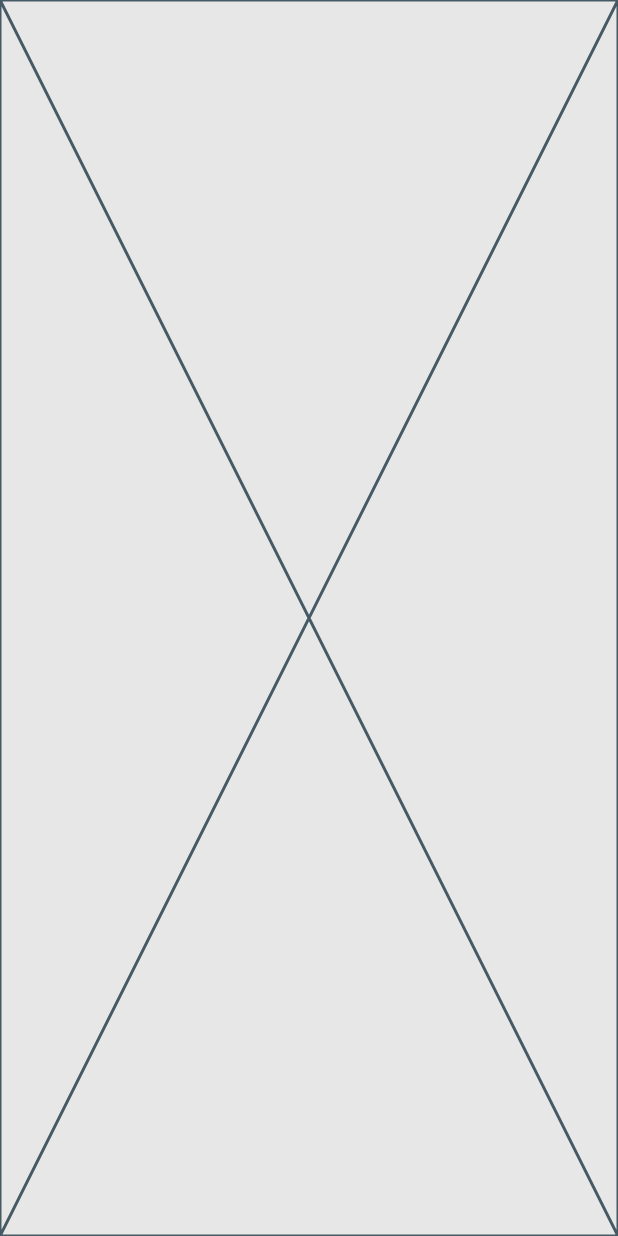
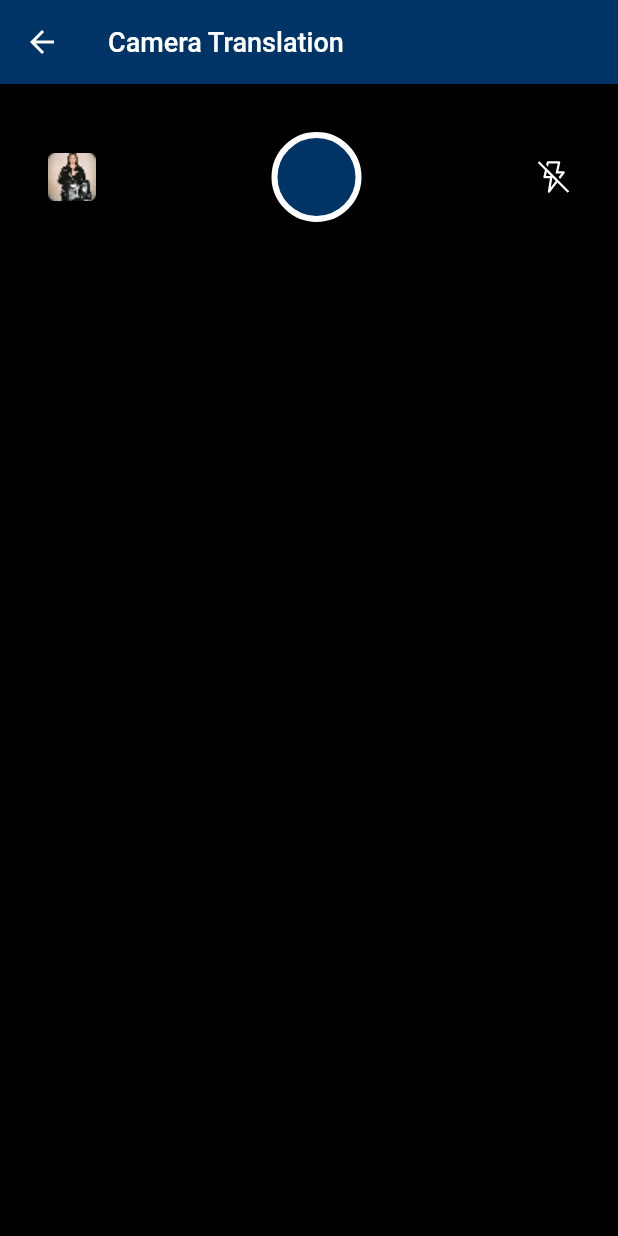
Before and after one commit to DamisolaT/sca-translator-app, a Flutter app: the screen it shows after launch, on a phone screen of 412 x 824 dp. Run offline on Flutter 3.47's test engine with Material 3 defaults, Android fonts, the phone set to English and light mode, and no system bars; our stand-ins replace flutter_svg.

Commit message:
added camera screen

```diff
--- a/lib/config/route_strings.dart
+++ b/lib/config/route_strings.dart
@@ -3,4 +3,5 @@ class AppRouteStrings {
   static const String splashScreen = "/splash_screen";
   static const String homeScreen = "/home_screen";
   static const String voiceConversationScreen = "/voice_conversation_screen";
+  static const String cameraTranslationScreen = "/camera_translation_screen";
 }
--- a/lib/config/routes.dart
+++ b/lib/config/routes.dart
@@ -1,5 +1,6 @@
 import 'package:flutter/cupertino.dart';
 import 'package:sca_translator_app/config/route_strings.dart';
+import 'package:sca_translator_app/features/screens/camera_translation/camera_translation_screen.dart';
 import 'package:sca_translator_app/features/screens/home/home_screen.dart';
 import 'package:sca_translator_app/features/screens/voice_conversation/voice_conversation_screen.dart';
 
@@ -16,6 +17,8 @@ class AppRouter {
         return CupertinoPageRoute(builder: (_) => HomeScreen());
       case AppRouteStrings.voiceConversationScreen:
         return CupertinoPageRoute(builder: (_) => VoiceConversationScreen());
+      case AppRouteStrings.cameraTranslationScreen:
+        return CupertinoPageRoute(builder: (_) => CameraTranslationScreen());
 
       default:
         return CupertinoPageRoute(builder: (_) => const SplashScreen());
--- a/lib/core/utils/images.dart
+++ b/lib/core/utils/images.dart
@@ -1,5 +1,7 @@
 class AppImages {
   static const String basePath = 'assets/images/';
+  static const String format = '.png';
+  static const String previewImg = '${basePath}preview_img$format';
 }
 
 class AppIcons {
@@ -10,4 +12,5 @@ class AppIcons {
   static const String arLogo = '${basePath}ar$format';
   static const String spanLogo = '${basePath}span$format';
   static const String backIcon = '${basePath}back_icon$format';
+  static const String flashOffIcon = '${basePath}flash_off$format';
 }
--- /dev/null
+++ b/lib/features/screens/camera_translation/camera_translation_screen.dart
@@ -0,0 +1,69 @@
+import 'package:flutter/material.dart';
+import 'package:flutter_svg/svg.dart';
+import 'package:sca_translator_app/core/theme/colors.dart';
+import 'package:sca_translator_app/core/utils/images.dart';
+
+class CameraTranslationScreen extends StatefulWidget {
+  const CameraTranslationScreen({super.key});
+
+  @override
+  State<CameraTranslationScreen> createState() =>
+      _CameraTranslationScreenState();
+}
+
+class _CameraTranslationScreenState extends State<CameraTranslationScreen> {
+  @override
+  Widget build(BuildContext context) {
+    return Scaffold(
+        backgroundColor: AppColors.black,
+        appBar: AppBar(
+          backgroundColor: AppColors.appbar,
+          leading: Padding(
+            padding: const EdgeInsets.symmetric(horizontal: 20),
+            child: SvgPicture.asset(
+              AppIcons.backIcon,
+            ),
+          ),
+          title: Text(
+            "Camera Translation",
+            style: TextStyle(
+                fontSize: 18,
+                fontWeight: FontWeight.w500,
+                color: AppColors.white),
+          ),
+        ),
+        body: SafeArea(
+            child: Padding(
+          padding: const EdgeInsets.all(22.0),
+          child: Column(
+            mainAxisAlignment: MainAxisAlignment.spaceBetween,
+            children: [
+              Padding(
+                padding: const EdgeInsets.all(10.0),
+                child: Row(
+                  mainAxisAlignment: MainAxisAlignment.spaceBetween,
+                  crossAxisAlignment: CrossAxisAlignment.center,
+                  children: [
+                    GestureDetector(child: Image.asset(AppImages.previewImg)),
+                    GestureDetector(
+                      child: Container(
+                        width: 60,
+                        height: 60,
+                        decoration: BoxDecoration(
+                          color: AppColors.appbar,
+                          shape: BoxShape.circle,
+                          border: Border.all(color: AppColors.white, width: 4),
+                        ),
+                      ),
+                    ),
+                    SvgPicture.asset(
+                      AppIcons.flashOffIcon,
+                    ),
+                  ],
+                ),
+              ),
+            ],
+          ),
+        )));
+  }
+}
--- a/lib/main.dart
+++ b/lib/main.dart
@@ -22,7 +22,7 @@ class MyApp extends StatelessWidget {
       ),
       navigatorKey: AppRouter.navKey,
       onGenerateRoute: AppRouter.onGenerateRoute,
-      initialRoute: AppRouteStrings.base,
+      initialRoute: AppRouteStrings.cameraTranslationScreen,
     );
   }
 }
--- a/pubspec.yaml
+++ b/pubspec.yaml
@@ -61,7 +61,7 @@ flutter:
   # To add assets to your application, add an assets section, like this:
   assets:
     - assets/icons/
-#   - assets/image/
+    - assets/images/
 
   # An image asset can refer to one or more resolution-specific "variants", see
   # https://flutter.dev/to/resolution-aware-images
```
Also changed, not shown: assets/icons/flash_off.svg (added), assets/images/preview_img.png (added).
